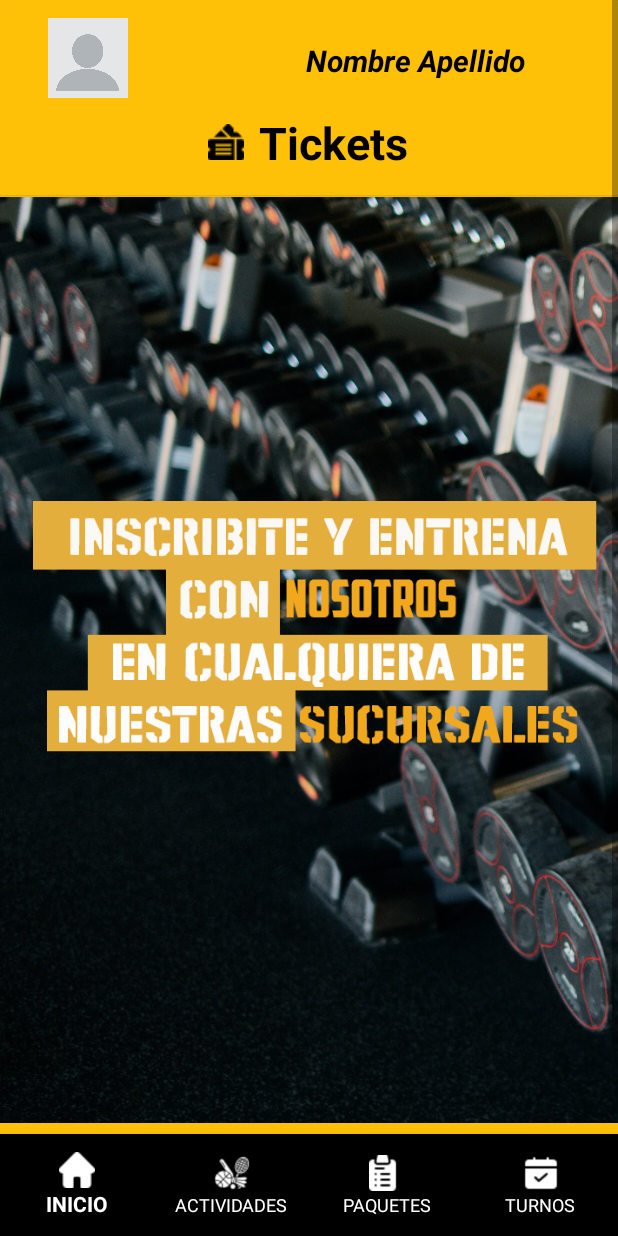
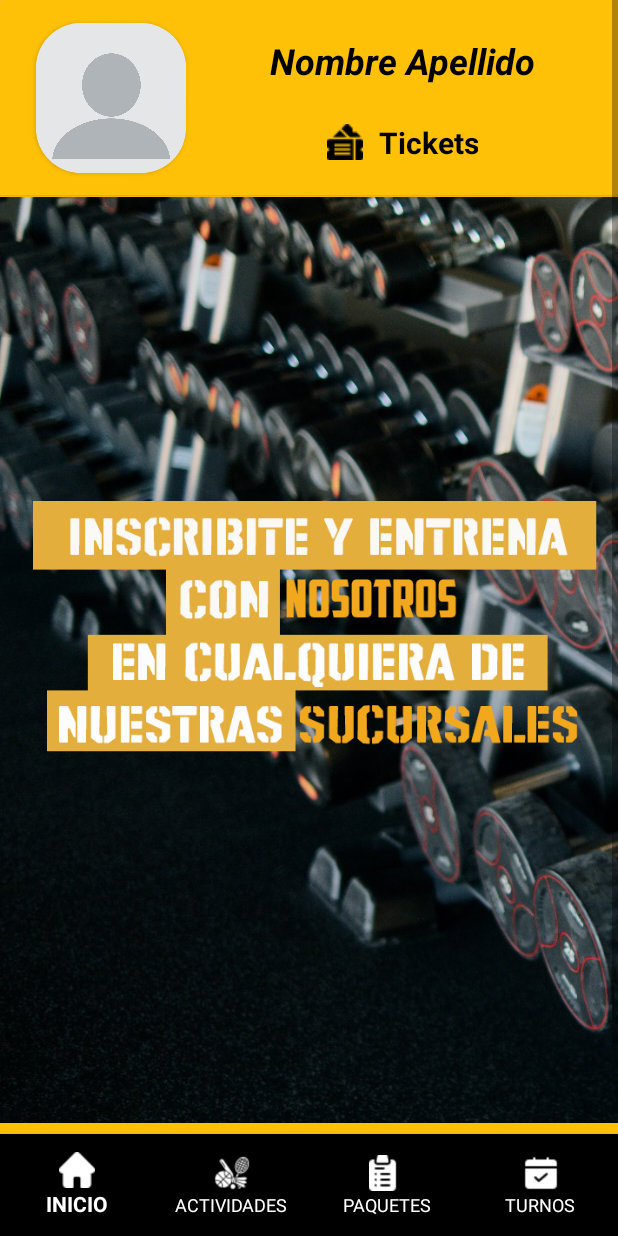
Before and after one commit to ginobasile/Grupo3-TP3-Gimnasio, an Android app: the Home screen opened directly, with no data from a screen before it, on a phone screen of 412 x 824 dp. Run offline under Robolectric (Android 15) with nearby library versions, the phone set to English and light mode, and no system bars; our stand-ins replace Firebase (no records; nobody signed in at launch, a user with empty details on screens opened directly), Picasso, navigation-ui; pictures from the network do not load.

Commit message:
agregamos bordes redondos pt 2

```diff
--- a/app/src/main/res/layout/fragment_home.xml
+++ b/app/src/main/res/layout/fragment_home.xml
@@ -43,18 +43,17 @@
 
                         <TextView
                             android:id="@+id/txtNombreApellido"
-                            android:layout_width="229dp"
+                            android:layout_width="wrap_content"
                             android:layout_height="51dp"
                             android:layout_marginTop="12dp"
                             android:gravity="center"
                             android:text="Nombre Apellido"
                             android:textColor="#000000"
-                            android:textSize="20sp"
+                            android:textSize="24sp"
                             android:textStyle="bold|italic"
                             app:layout_constraintBottom_toTopOf="@+id/txtEmail3"
                             app:layout_constraintEnd_toEndOf="parent"
-                            app:layout_constraintHorizontal_bias="0.67"
-                            app:layout_constraintStart_toEndOf="@+id/imgNavUsuario"
+                            app:layout_constraintStart_toEndOf="@+id/cardView"
                             app:layout_constraintTop_toTopOf="parent" />
 
                         <TextView
@@ -68,26 +67,31 @@
                             android:gravity="center"
                             android:text="Tickets"
                             android:textColor="#000000"
-                            android:textSize="30sp"
+                            android:textSize="20sp"
                             android:textStyle="bold"
                             app:layout_constraintBottom_toBottomOf="parent"
                             app:layout_constraintEnd_toEndOf="parent"
-                            app:layout_constraintHorizontal_bias="0.498"
-                            app:layout_constraintStart_toStartOf="parent" />
+                            app:layout_constraintStart_toEndOf="@+id/cardView" />
 
-                        <ImageView
-                            android:id="@+id/imgNavUsuario"
-                            android:layout_width="75dp"
-                            android:layout_height="53dp"
-                            android:layout_marginTop="12dp"
-                            android:layout_marginEnd="46dp"
-                            android:layout_marginBottom="65dp"
-                            android:scaleType="fitCenter"
-                            android:src="@drawable/avatar"
+                        <androidx.cardview.widget.CardView
+                            android:id="@+id/cardView"
+                            android:layout_width="100dp"
+                            android:layout_height="100dp"
+                            android:layout_marginStart="24dp"
+                            android:layout_marginTop="8dp"
+                            android:layout_marginBottom="8dp"
+                            app:cardCornerRadius="30dp"
                             app:layout_constraintBottom_toBottomOf="parent"
-                            app:layout_constraintEnd_toStartOf="@+id/txtNombreApellido"
                             app:layout_constraintStart_toStartOf="parent"
-                            app:layout_constraintTop_toTopOf="parent" />
+                            app:layout_constraintTop_toTopOf="parent">
+
+                            <ImageView
+                                android:id="@+id/imgNavUsuario"
+                                android:layout_width="match_parent"
+                                android:layout_height="match_parent"
+                                android:scaleType="centerCrop"
+                                android:src="@drawable/avatar" />
+                        </androidx.cardview.widget.CardView>
 
                     </androidx.constraintlayout.widget.ConstraintLayout>
 
```
Also changed, not shown: app/src/main/res/layout/fragment_crear_usuario.xml (+9 -1 lines), app/src/main/res/layout/fragment_detalle_usuario.xml (+9 -1 lines).
